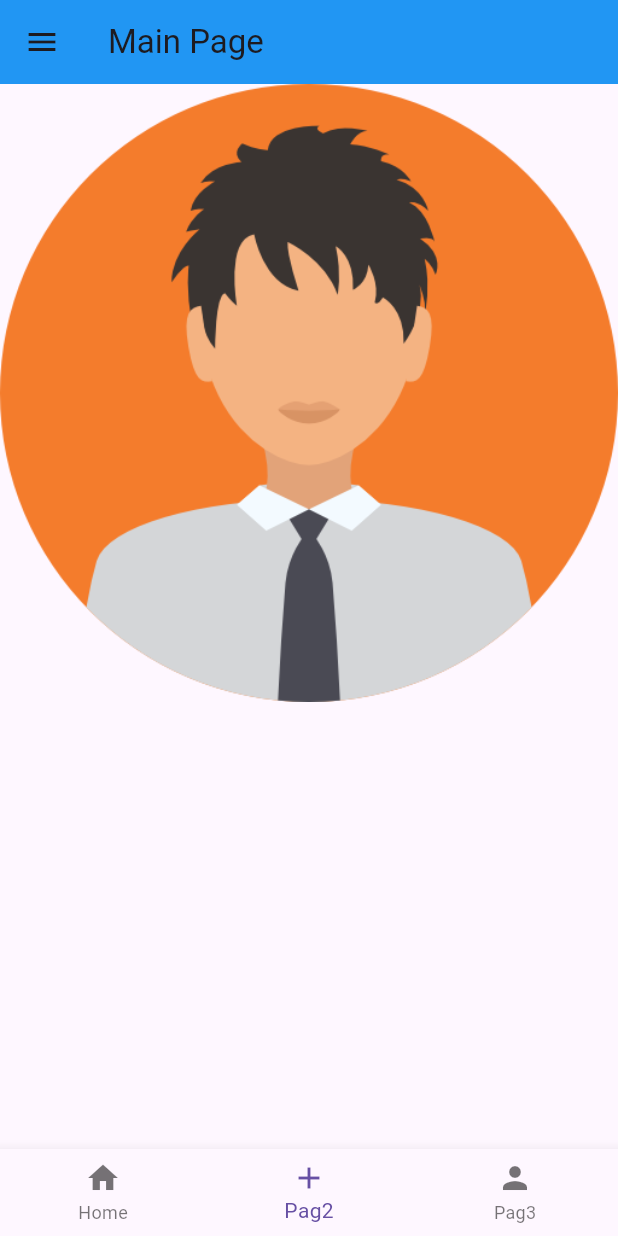
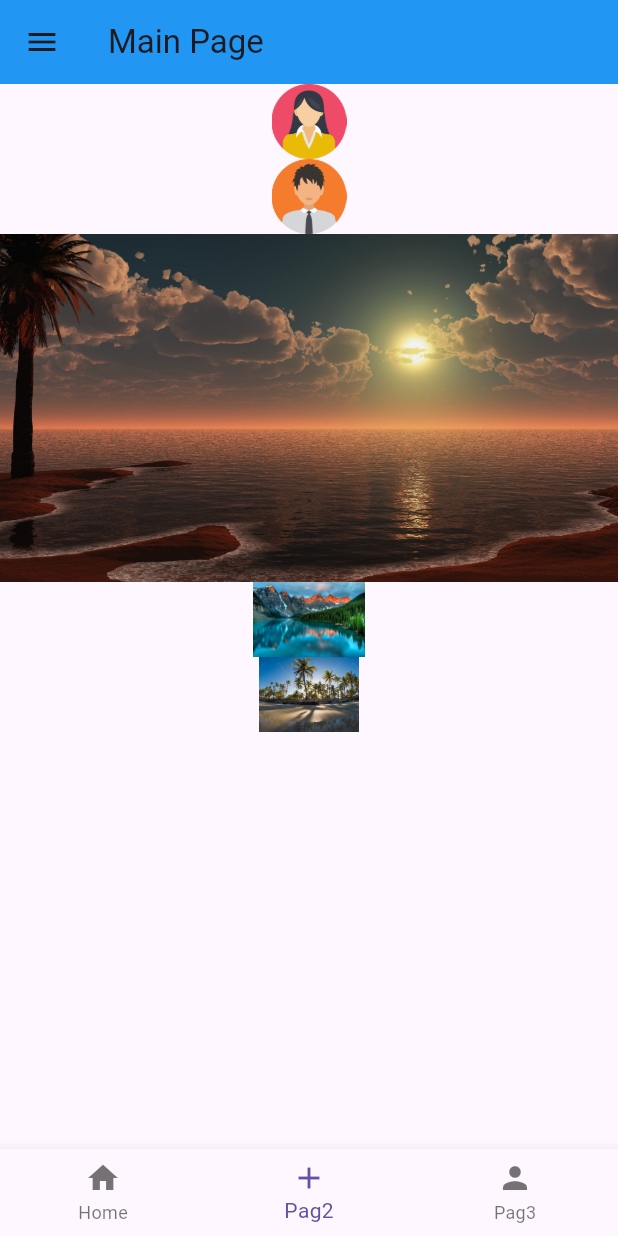
Before and after one commit to leofsousa/flutter-project-dio, a Flutter app: the screen it shows after launch, swiped to page 2, on a phone screen of 412 x 824 dp. Run offline on Flutter 3.47's test engine with Material 3 defaults, Android fonts, the phone set to English and light mode, and no system bars; network calls fail.

Commit message:
images assets atualizado

```diff
--- a/flutter_apk_1/lib/pages/image_assets.dart
+++ b/flutter_apk_1/lib/pages/image_assets.dart
@@ -1,4 +1,5 @@
 import 'package:flutter/material.dart';
+import 'package:flutter_apk_1/shared/app_images.dart';
 
 class ImageAssetsPage extends StatefulWidget {
   const ImageAssetsPage({super.key});
@@ -11,7 +12,28 @@ class _ImageAssetsPageState extends State<ImageAssetsPage> {
   @override
   Widget build(BuildContext context) {
     return Column(
-      children: [Image.asset("assets/images/user_m.png")],
+      children: [
+        Image.asset(
+          AppImages.userf,
+          height: 50,
+        ),
+        Image.asset(
+          AppImages.userm,
+          height: 50,
+        ),
+        Image.asset(
+          AppImages.paisagem1,
+        width: double.infinity,
+        ),
+        Image.asset(
+          AppImages.paisagem2,
+          height: 50,
+        ),
+        Image.asset(
+          AppImages.paisagem3,
+          height: 50,
+        )
+      ],
     );
   }
 }
--- /dev/null
+++ b/flutter_apk_1/lib/shared/app_images.dart
@@ -0,0 +1,7 @@
+class AppImages {
+  static String get userf => "assets/images/user_f.png";
+  static String get userm => "assets/images/user_m.png";
+  static String get paisagem1 => "assets/images/paisagem1.jpeg";
+  static String get paisagem2 => "assets/images/paisagem2.jpg";
+  static String get paisagem3 => "assets/images/paisagem3.jpg";
+}
```
